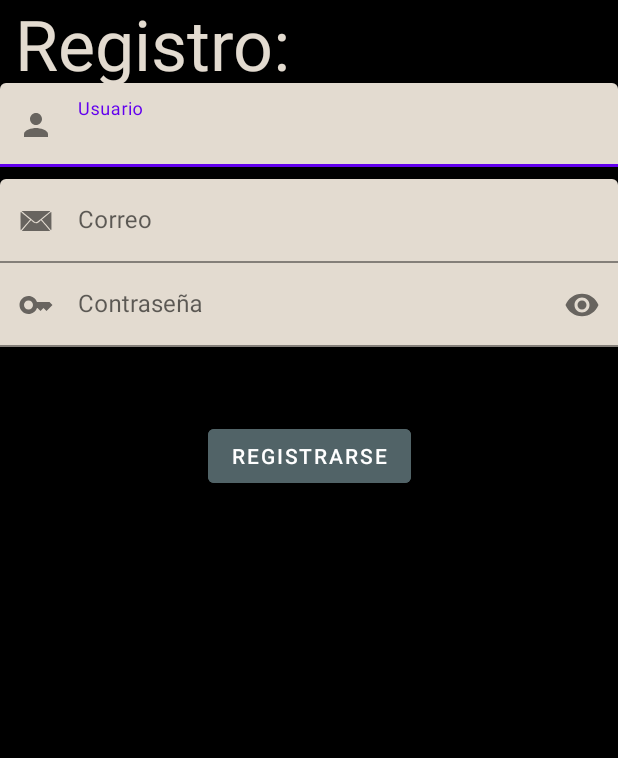
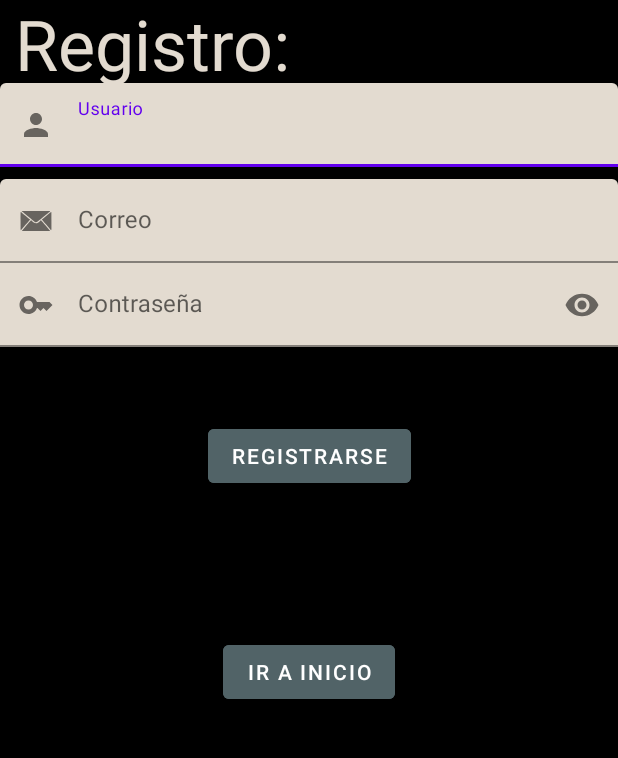
Before and after one commit to MSebas55/SpotSpain, an Android app: the Register screen opened directly, with no data from a screen before it, on a phone screen of 412 x 824 dp, the part 420-1178 px from its top. Run offline under Robolectric (Android 15) with nearby library versions, the phone set to English and light mode, and no system bars.

```diff
--- a/app/src/main/java/com/example/spotspain/Register.java
+++ b/app/src/main/java/com/example/spotspain/Register.java
@@ -27,8 +27,12 @@ public class Register extends AppCompatActivity {
         titulo.startAnimation(zoomAnimation);
 
     }
+    public void changeToInicio(View view) {
+        Intent intent = new Intent(Register.this, Inicio.class);
+        startActivity(intent);
+    }
     public void insertValues(View v) {
-        //no deja pulleaar
+
         TextView nameTextView = findViewById(R.id.usuarioreg);
         TextView emailTextView = findViewById(R.id.mailreg);
 
--- a/app/src/main/java/com/example/spotspain/SplashScreen.java
+++ b/app/src/main/java/com/example/spotspain/SplashScreen.java
@@ -27,7 +27,7 @@ public class SplashScreen extends AppCompatActivity {
 
         Animation fadeAnimation = AnimationUtils.loadAnimation(this, R.anim.fade_in);
         appNameSplash.startAnimation(fadeAnimation);
-        //no deja pulleaar
+
         Animation shakeAnimation = AnimationUtils.loadAnimation(this, R.anim.sequential);
         logoSplash.startAnimation(shakeAnimation);
     }
--- a/app/src/main/res/layout/activity_login.xml
+++ b/app/src/main/res/layout/activity_login.xml
@@ -12,10 +12,10 @@
         android:layout_width="match_parent"
         android:layout_height="wrap_content"
         android:layout_marginTop="28dp"
-        android:backgroundTint="@color/crema"
+        android:backgroundTint="@color/dark_gray"
         android:onClick="changeToInicio"
         android:text="Iniciar Sesión"
-        android:textColor="@color/black"
+        android:textColor="@color/white"
         app:layout_constraintBottom_toBottomOf="parent"
         app:layout_constraintEnd_toEndOf="parent"
         app:layout_constraintHorizontal_bias="0.0"
--- a/app/src/main/res/layout/activity_register.xml
+++ b/app/src/main/res/layout/activity_register.xml
@@ -78,8 +78,7 @@
             android:layout_height="wrap_content"
             android:backgroundTint="@color/crema"
             android:hint="Usuario"
-            android:inputType="textPersonName"
-            android:textColor="@color/white" />
+            android:inputType="textPersonName" />
 
     </com.google.android.material.textfield.TextInputLayout>
 
@@ -100,8 +99,7 @@
             android:layout_height="wrap_content"
             android:backgroundTint="@color/crema"
             android:hint="Correo"
-            android:inputType="textPersonName"
-            android:textColor="@color/white" />
+            android:inputType="textPersonName" />
 
     </com.google.android.material.textfield.TextInputLayout>
 
@@ -122,8 +120,7 @@
             android:background="@color/crema"
             android:hint="Contraseña"
             android:inputType="textPassword"
-            android:searchResultHighlightColor="@color/white"
-            android:textColor="@color/white" />
+            android:searchResultHighlightColor="@color/white" />
 
     </com.google.android.material.textfield.TextInputLayout>
 
@@ -139,4 +136,16 @@
         app:layout_constraintStart_toStartOf="parent"
         app:layout_constraintTop_toTopOf="@+id/h4" />
 
+    <Button
+        android:id="@+id/button2"
+        android:layout_width="wrap_content"
+        android:layout_height="wrap_content"
+        android:backgroundTint="@color/dark_gray"
+        android:text="Ir a Inicio"
+        android:onClick="changeToInicio"
+        app:layout_constraintBottom_toBottomOf="parent"
+        app:layout_constraintEnd_toEndOf="parent"
+        app:layout_constraintStart_toStartOf="parent"
+        app:layout_constraintTop_toTopOf="@+id/h3" />
+
 </androidx.constraintlayout.widget.ConstraintLayout>
--- a/build.gradle
+++ b/build.gradle
@@ -1,5 +1,5 @@
 // Top-level build file where you can add configuration options common to all sub-projects/modules.
 plugins {
-    id 'com.android.application' version '8.1.2' apply false
-    id 'com.android.library' version '8.1.2' apply false
+    id 'com.android.application' version '8.0.2' apply false
+    id 'com.android.library' version '8.0.2' apply false
 }
```
Also changed, not shown: app/src/main/AndroidManifest.xml (+3 -17 lines), app/src/main/java/com/example/spotspain/Inicio.java (+46 -0 lines), app/src/main/res/layout/activity_inicio.xml (+32 -0 lines).
